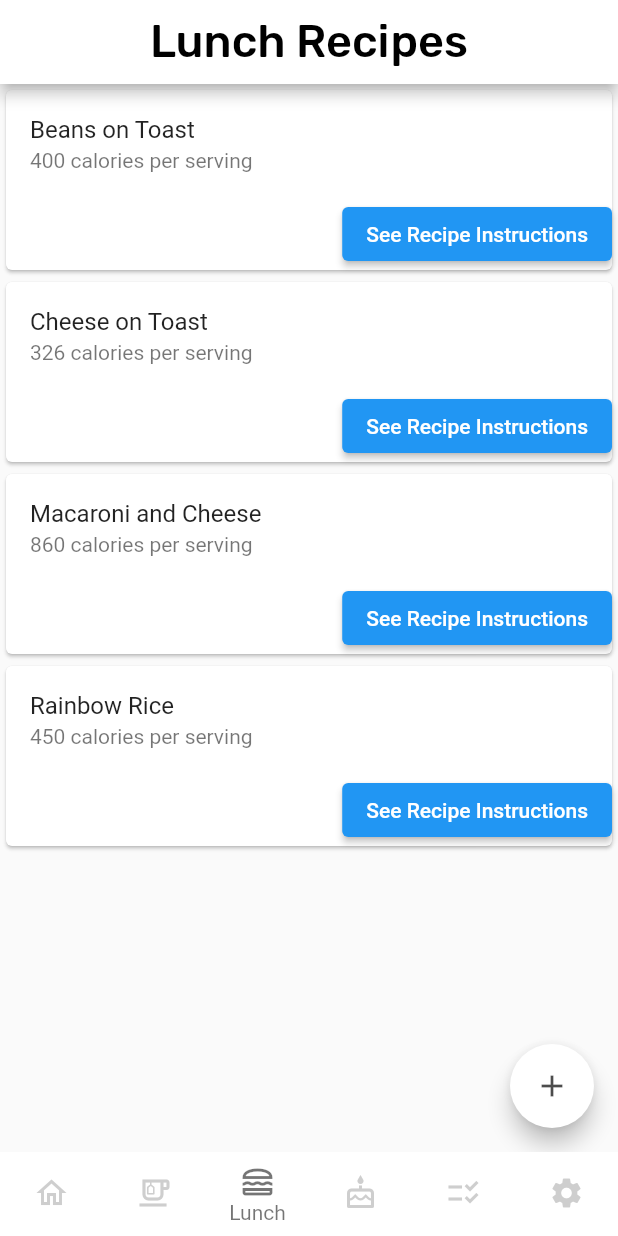
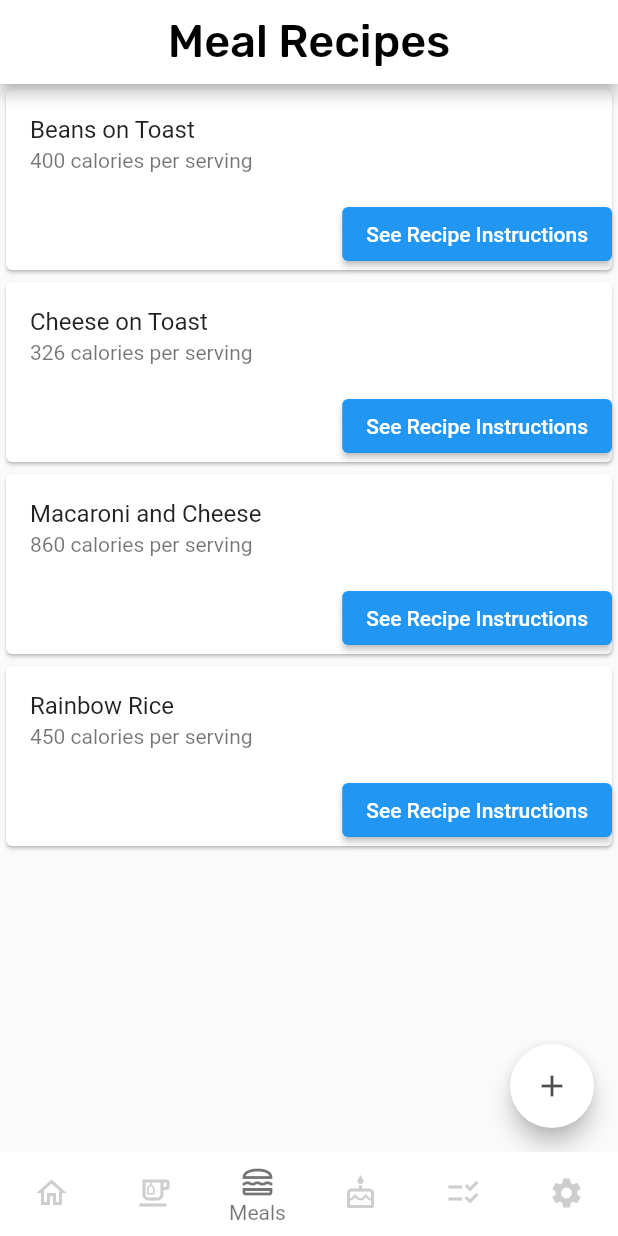
Before and after one commit to Akierion/mobile-platform-development-app, a Flutter app: the screen it shows once a user with an empty profile is signed in, item 3 of the bottom bar chosen, after a tap on "See Recipe Instructions", on a phone screen of 412 x 824 dp. Run offline on Flutter 3.47's test engine with Material 2 defaults, Android fonts, the phone set to English and light mode, and no system bars; our stand-ins replace cloud_firestore, firebase_auth, firebase_core, fluttertoast; accounts and stored records are empty.

Commit message:
more comments

```diff
--- a/lib/builders/recipe_card_builder.dart
+++ b/lib/builders/recipe_card_builder.dart
@@ -32,7 +32,7 @@ class RecipeCardBuilder extends StatefulWidget {
               // ),
               // ------------------------------------------------------------
               ElevatedButton(
-                onPressed: () {  },
+                onPressed: () { /* Once pressed, a new page should come up showing the recipe instructions (if implemented) */ },
                 child: const Text('See Recipe Instructions')
               )],
                 ),
--- a/lib/main.dart
+++ b/lib/main.dart
@@ -18,15 +18,15 @@ class MyApp extends StatelessWidget {
     return MaterialApp(
       title: 'Recipes Necessities', // Title of App
       debugShowCheckedModeBanner: false,
-      home: StreamBuilder(stream: FirebaseAuth.instance.authStateChanges(),
-      builder: (context, usersnapshot)
+      home: StreamBuilder(stream: FirebaseAuth.instance.authStateChanges(), // A stream is needed between the app and Firebase to update the snapshot (the data stored within Firebase)
+      builder: (context, userSnapshot)
       {
-        if (usersnapshot.hasData) {
-          // if user is logged in return content
+        if (userSnapshot.hasData) {
+          // if user is logged, in return content
           return MainPage();
         }
         else{
-          // otherwise, return login / register page
+          // otherwise, return the authentication form i.e. when the user signs out using the button in settings
           return AuthForm();
         }
       }),
--- a/lib/pages/breakfast_page.dart
+++ b/lib/pages/breakfast_page.dart
@@ -11,6 +11,7 @@ class BreakfastPage extends StatelessWidget {
   // Currently only the recipe name and instructions are taken from the user and put in the firebase database,
   // this can be changed to add a lot more info, e.g. nutritional information, allergens, etc
   // ------------------------------------------------------------
+  // Create an object of the RecipeCardBuilder() class so the recipeCardBuilder function can be called
   final recipeCardBuilder = RecipeCardBuilder();
 
   @override
@@ -21,6 +22,7 @@ class BreakfastPage extends StatelessWidget {
         body: Container(
           child: ListView (
             children: <Widget> [
+              // Build a recipe 'Card' as per the recipe_card_builder.dart class, for each of the recipes in the recipes list
             recipeCardBuilder.recipeCardBuilder(recipes[0], calories[0],  recipeInstructions[0]),
             recipeCardBuilder.recipeCardBuilder(recipes[1], calories[1],  recipeInstructions[0]),
             recipeCardBuilder.recipeCardBuilder(recipes[2], calories[2],  recipeInstructions[0]),
@@ -28,6 +30,7 @@ class BreakfastPage extends StatelessWidget {
       ]
     ),
         ),
+    // This button is used to add recipes to Firebase, if the icon is pressed, push a new page (AddRecipe)
     floatingActionButton: FloatingActionButton(backgroundColor: Colors.white, foregroundColor: Colors.black.withOpacity(0.7),
     child: Icon(Icons.add),onPressed: () {
     Navigator.push(
--- a/lib/pages/create_new_recipe_page.dart
+++ b/lib/pages/create_new_recipe_page.dart
@@ -31,7 +31,7 @@ class _AddRecipeState extends State<AddRecipe> {
         .collection('my recipes')
         .doc(time.toString())
         .set({'recipe': recipeNameController.text, 'recipe instructions': instructionController.text, 'calories': caloriesController.text, 'time': time}); // Set the 'recipe', 'recipe instructions', 'calories' & 'time' fields to their respective TextField controller
-    Fluttertoast.showToast(msg: 'Recipe added');
+    Fluttertoast.showToast(msg: 'Recipe added'); // Adds a 'toast' to pop up when a new recipe has been added to recipes collection in Firebase (Cloud Firestore)
   }
 
   @override
@@ -81,7 +81,7 @@ class _AddRecipeState extends State<AddRecipe> {
                     height: 50.0,
                     child: ElevatedButton(
                         onPressed: (){
-                          addRecipeToFirebase(); // Calls addRecipeToFirebase which gets the user's ID, the info regarding recipe e.g. title, instructions and calories and adds them to firebase
+                          addRecipeToFirebase(); // When the Add recipe button is called, it calls the addRecipeToFirebase function which gets the user's ID, the info regarding recipe e.g. title, instructions and calories and adds them to Firebase (Firestore - Realtime database)
                         },
                         child: Text('Add Recipe', style: TextStyle(fontFamily: 'Rubik', fontSize: 17.0,))),
                   )]
--- a/lib/pages/desserts_page.dart
+++ b/lib/pages/desserts_page.dart
@@ -9,6 +9,7 @@ class DessertsPage extends StatelessWidget {
   final List<String> calories = <String> ['566', '350', '278', '350', '299', '1117', '218', '196', '608'];
   final List<String> recipeInstructions = <String> ['Recipe Instructions'];
   // ------------------------------------------------------------
+  // Create an object of the RecipeCardBuilder() class so the recipeCardBuilder function can be called
   final recipeCardBuilder = RecipeCardBuilder();
 
   @override
@@ -19,6 +20,7 @@ class DessertsPage extends StatelessWidget {
         body: Container(
           child: ListView (
               children: <Widget> [
+                // Build a recipe 'Card' as per the recipe_card_builder.dart class, for each of the recipes in the recipes list
                 recipeCardBuilder.recipeCardBuilder(recipes[0], calories[0], recipeInstructions[0]),
                 recipeCardBuilder.recipeCardBuilder(recipes[1], calories[1], recipeInstructions[0]),
                 recipeCardBuilder.recipeCardBuilder(recipes[2], calories[2], recipeInstructions[0]),
@@ -26,6 +28,7 @@ class DessertsPage extends StatelessWidget {
               ]
           ),
         ),
+        // This button is used to add recipes to Firebase, if the icon is pressed, push a new page (AddRecipe)
         floatingActionButton: FloatingActionButton(backgroundColor: Colors.white, foregroundColor: Colors.black.withOpacity(0.7),
             child: Icon(Icons.add),onPressed: () {
               Navigator.push(
--- a/lib/pages/home_page.dart
+++ b/lib/pages/home_page.dart
@@ -16,18 +16,18 @@ class _HomePageState extends State<HomePage> {
       backgroundColor: Colors.white, foregroundColor: Colors.black),
       body: Container(
       height: 600,
-      width: double.infinity,
+      width: double.infinity, // Go full page width
       child: Container(
         child: Column(
           mainAxisAlignment: MainAxisAlignment.center,
-          children: <Widget>[
+          children: <Widget>[ // Can specify as many widgets as necessary in here, it will just show it in a single column within the child container (taking as much space up as the children require)
             Text('Welcome to Recipes Necessities', style: TextStyle(fontFamily: 'Rubik', fontSize: 25.0),textAlign: TextAlign.center,),
-            SizedBox(height: 10.0),
+            SizedBox(height: 10.0), // Using SizedBox here adds a specified height or width of space between the previous and the next widget
             const Image(image: AssetImage('assets/logo.png'), height: 350,),
             SizedBox(height: 10.0),
             Text('The one stop that helps students shop.', style: TextStyle(fontFamily: 'Rubik', fontSize: 25.0),textAlign: TextAlign.center,),
             SizedBox(height: 30.0),
-            Text('Tip of the day: Buying frozen food is cheaper, and longerlasting!', style: TextStyle(fontFamily: 'Rubik', fontSize: 15.0), textAlign: TextAlign.center),
+            Text('Tip of the day: Buying frozen food is sometimes cheaper, and longer-lasting!', style: TextStyle(fontFamily: 'Rubik', fontSize: 15.0), textAlign: TextAlign.center),
           ]
         ),
     ),
--- a/lib/pages/main_page.dart
+++ b/lib/pages/main_page.dart
@@ -1,11 +1,8 @@
-//import 'dart:ffi';
-
 import 'package:first_prototype/pages/breakfast_page.dart';
 import 'package:first_prototype/pages/meals_page.dart';
 import 'package:first_prototype/pages/settings_page.dart';
 import 'package:first_prototype/pages/todolist_page.dart';
 import 'package:flutter/material.dart';
-
 import 'desserts_page.dart';
 import 'home_page.dart';
 
@@ -29,9 +26,9 @@ class _MainPageState extends State<MainPage> {
   Icon dessertIcon = const Icon(IconData(0xef0f, fontFamily: 'MaterialIcons'));
   Icon checklistIcon = const Icon(IconData(0xef4b, fontFamily: 'MaterialIcons'));
   Icon addIcon = const Icon(Icons.add_circle_outline); // for floating button
+
+  // ----------------------------------------
   int currentIndex = 0;
-  // ----------------------------------------
-
   List pages = [
     // By storing app pages in a list, it means that because we use index to count the pages, we can use index again to
     // call the page (if they are listed in the correct order of course).
@@ -42,6 +39,7 @@ class _MainPageState extends State<MainPage> {
     ToDoListPage(),
     SettingsPage(),
   ];
+  // ----------------------------------------
 
   void onTap(int index){
     setState(() {
@@ -52,16 +50,16 @@ class _MainPageState extends State<MainPage> {
   @override
   Widget build(BuildContext context) {
     return Scaffold(
-      body: pages[currentIndex],
+      body: pages[currentIndex], // Use the index (which is changed when a bottom navigation bar item is tapped (onTap)) for each page
       bottomNavigationBar: BottomNavigationBar(
-        onTap: onTap,
+        onTap: onTap, // Calls the function onTap (which changes the currentIndex to the index of the page you clicked, in essence, calling that page in the list with that index)
         currentIndex: currentIndex,
-        type: BottomNavigationBarType.fixed,
+        type: BottomNavigationBarType.fixed, // Fixes the color scheme provided below to the bottom navigation bar (if dark mode was implemented, this would be taken out to allow it to be dynamic)
         backgroundColor: Colors.white,
-        selectedItemColor: Colors.black54,
+        selectedItemColor: Colors.black54, // When an item is selected, change it's color (to help the user identify that is the tab they are on)
         unselectedItemColor: Colors.grey.withOpacity(0.5),
-        showUnselectedLabels: false,
-        showSelectedLabels: true,
+        showUnselectedLabels: false, // If unselected, don't show labels e.g. Home, breakfast, meals, my list and settings
+        showSelectedLabels: true, // If selected, show labels
         elevation: 0,
         items: [
           BottomNavigationBarItem(
@@ -69,7 +67,7 @@ class _MainPageState extends State<MainPage> {
           BottomNavigationBarItem(
             icon: breakfastIcon, label: 'Breakfast',),
           BottomNavigationBarItem(
-            icon: lunchIcon, label: 'Lunch',),
+            icon: lunchIcon, label: 'Meals',),
           BottomNavigationBarItem(
               icon: dessertIcon, label: 'Dessert'),
           BottomNavigationBarItem(
--- a/lib/pages/meals_page.dart
+++ b/lib/pages/meals_page.dart
@@ -12,16 +12,18 @@ class MealsPage extends StatelessWidget {
   // Currently only the recipe name and instructions are taken from the user and put in the firebase database,
   // this can be changed to add a lot more info, e.g. nutritional information, allergens, etc
   // ------------------------------------------------------------
+  // Create an object of the RecipeCardBuilder() class so the recipeCardBuilder function can be called
   final recipeCardBuilder = RecipeCardBuilder();
 
   @override
   Widget build(BuildContext context) {
     return Scaffold(
-        appBar: AppBar(title: Text('Lunch Recipes',textAlign: TextAlign.center, style: TextStyle(fontSize: 30, fontFamily: 'Rubik')),centerTitle: true,
+        appBar: AppBar(title: Text('Meal Recipes',textAlign: TextAlign.center, style: TextStyle(fontSize: 30, fontFamily: 'Rubik')),centerTitle: true,
             backgroundColor: Colors.white,foregroundColor: Colors.black),
         body: Container(
           child: ListView (
               children: <Widget> [
+                // Build a recipe 'Card' as per the recipe_card_builder.dart class, for each of the recipes in the recipes list
                 recipeCardBuilder.recipeCardBuilder(recipes[0], calories[0],  recipeInstructions[0]),
                 recipeCardBuilder.recipeCardBuilder(recipes[1], calories[1],  recipeInstructions[0]),
                 recipeCardBuilder.recipeCardBuilder(recipes[2], calories[2], recipeInstructions[0]),
@@ -29,6 +31,7 @@ class MealsPage extends StatelessWidget {
               ]
           ),
         ),
+        // This button is used to add recipes to Firebase, if the icon is pressed, push a new page (AddRecipe)
         floatingActionButton: FloatingActionButton(backgroundColor: Colors.white, foregroundColor: Colors.black.withOpacity(0.7),
             child: Icon(Icons.add),onPressed: () {
               Navigator.push(
```
Also changed, not shown: lib/authentication/auth_form.dart (+4 -3 lines), lib/pages/add_item_page.dart (+4 -4 lines).
